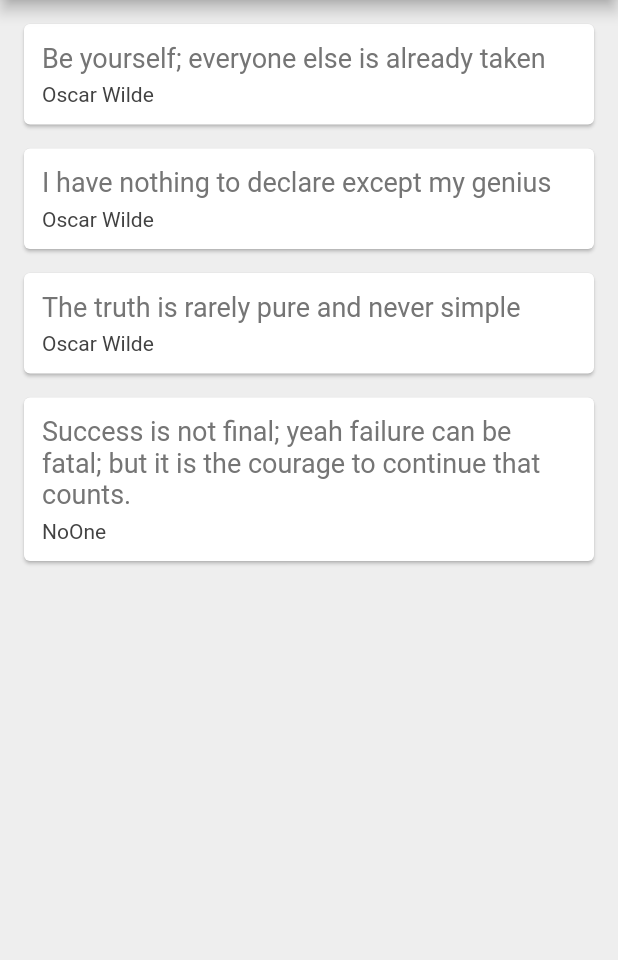
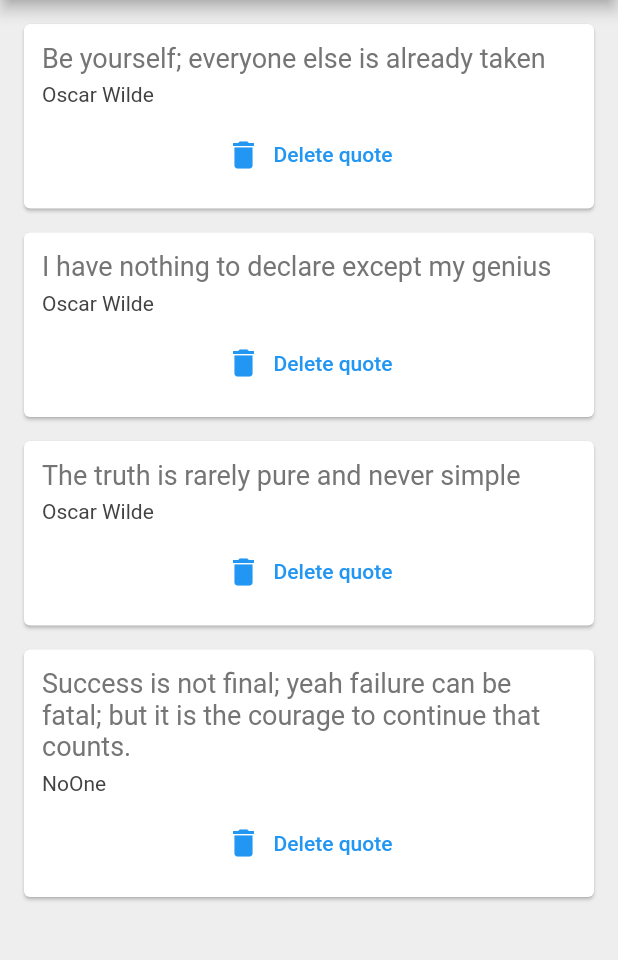
Before and after one commit to lamsalsangam/Flutter, a Flutter app: the screen it shows after launch, on a phone screen of 412 x 824 dp, the part 84-1044 px from its top. Run offline on Flutter 3.47's test engine with Material 2 defaults, Android fonts, the light colour scheme and no system bars.

Commit message:
Passing Function as Parameters

```diff
--- a/quotes/lib/main.dart
+++ b/quotes/lib/main.dart
@@ -24,7 +24,14 @@ class _QuoteListState extends State<QuoteList>{
   ];
 
   Widget quoteTemplate(quote){
-    return QuoteCard(quote: quote);
+    return QuoteCard(
+      quote: quote,
+      delete: (){
+        setState(() {
+          quotes.remove(quote);
+        });
+      }
+    );
   }
 
   @override
--- a/quotes/lib/quote_card.dart
+++ b/quotes/lib/quote_card.dart
@@ -4,7 +4,8 @@ import 'quote.dart';
 class QuoteCard extends StatelessWidget {
 
   final Quote quote;
-  const QuoteCard({super.key, required this.quote});
+  final VoidCallback? delete;
+  const QuoteCard({super.key, required this.quote, required this.delete});
 
   @override
   Widget build(BuildContext context) {
@@ -25,7 +26,9 @@ class QuoteCard extends StatelessWidget {
               style: TextStyle(
                 fontSize: 14.0,
                 color: Colors.grey[800],
-              ),)
+              ),),
+            const SizedBox(height: 8.0,),
+            TextButton.icon(onPressed: delete, icon: const Icon(Icons.delete), label: const Text("Delete quote"))
           ],
         ),
       ),
```
